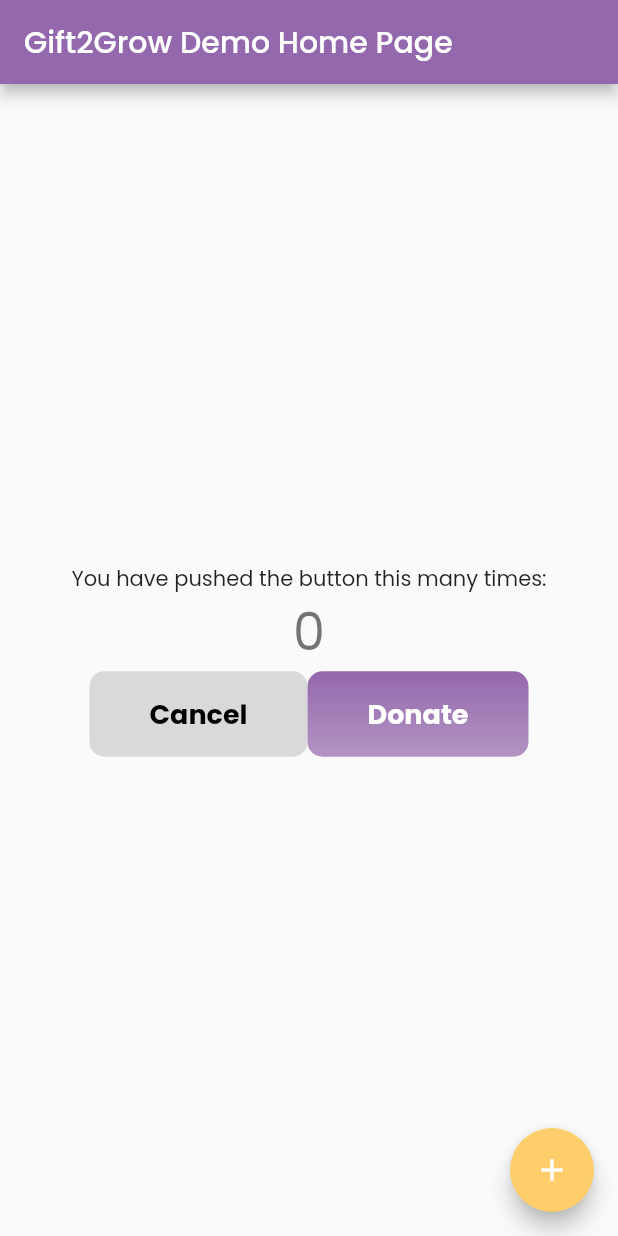
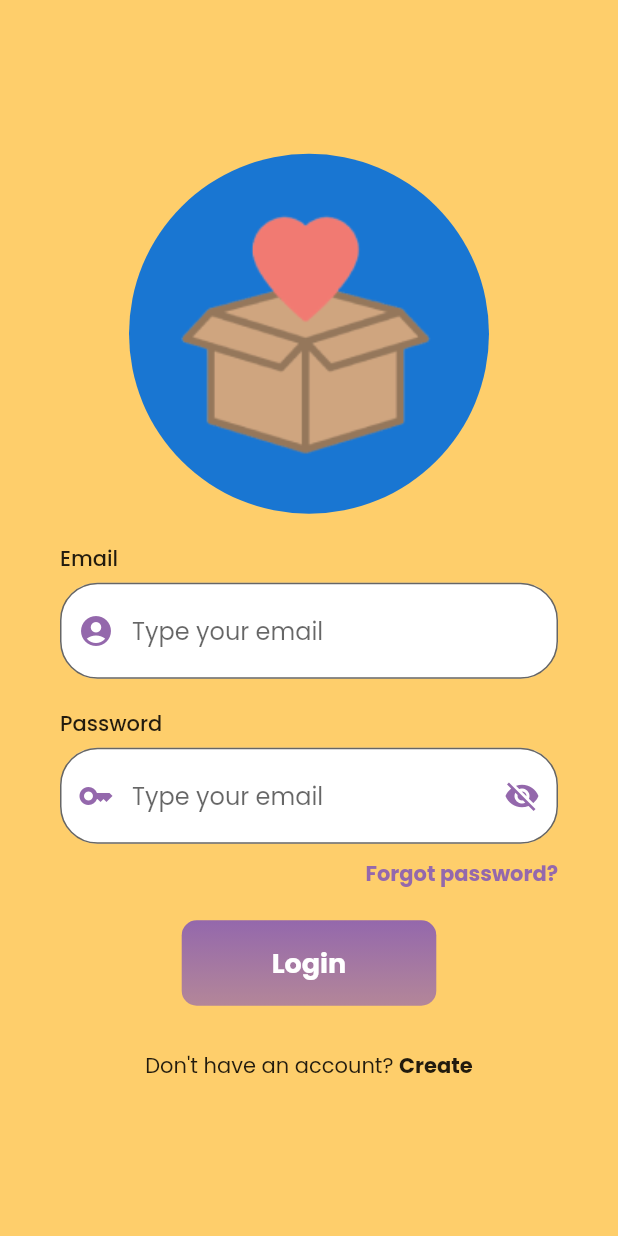
Before and after one commit to nichakontae/gift2grow, a Flutter app: the screen it shows after launch, on a phone screen of 412 x 824 dp. Run offline on Flutter 3.47's test engine with Material 2 defaults, Android fonts, the phone set to English and light mode, and no system bars; our stand-ins replace dio, line_awesome_flutter; missing offline and left inert: flutter_platform_alert.

Commit message:
[ADD] finish just UI login page(no function handle yet)

```diff
--- a/lib/main.dart
+++ b/lib/main.dart
@@ -1,4 +1,5 @@
 import 'package:flutter/material.dart';
+import 'package:gift2grow/screen/login.dart';
 import 'package:gift2grow/widgets/theme_button.dart';
 
 void main() {
@@ -21,7 +22,7 @@
         ),
     textTheme: Theme.of(context).textTheme.apply(fontFamily: 'Poppins')
       ),
-      home: const MyHomePage(title: 'Gift2Grow Demo Home Page'),
+      home: const LoginPage(),
     );
   }
 }
--- /dev/null
+++ b/lib/screen/login.dart
@@ -0,0 +1,186 @@
+import 'package:flutter/material.dart';
+import 'package:gift2grow/widgets/theme_button.dart';
+import 'package:line_awesome_flutter/line_awesome_flutter.dart';
+
+class LoginPage extends StatefulWidget {
+  const LoginPage({Key? key}) : super(key: key);
+
+  @override
+  State<LoginPage> createState() => _LoginPageState();
+}
+
+class _LoginPageState extends State<LoginPage> {
+  final _formKey = GlobalKey<FormState>();
+  bool passwordVisible = false;
+
+  @override
+  Widget build(BuildContext context) {
+    return Scaffold(
+      backgroundColor: Theme.of(context).colorScheme.secondary,
+      body: Form(
+        key: _formKey,
+        child: Container(
+          padding: const EdgeInsets.symmetric(horizontal: 40),
+          child: Row(
+            mainAxisAlignment: MainAxisAlignment.center,
+            children: [
+              Expanded(
+                child: Column(
+                  mainAxisAlignment: MainAxisAlignment.center,
+                  children: [
+                    const CircleAvatar(
+                      backgroundImage: AssetImage("assets/logo/logo.png"),
+                      radius: 120,
+                    ),
+                    const SizedBox(height: 20),
+                    const Row
+                      (
+                      mainAxisAlignment: MainAxisAlignment.start,
+                      children: [
+                        Text("Email",style: TextStyle(fontWeight: FontWeight.w500),),
+                      ],
+                    ),
+                    const SizedBox(
+                      height: 5,
+                    ),
+                    Row(
+                      children: [
+                        Expanded(
+                          child: TextFormField(
+                            validator: (value) {
+                              if (value == null ||
+                                  value.isEmpty ||
+                                  !RegExp(r'^\w+@(\w+\.)+\w{2,4}$')
+                                      .hasMatch(value)) {
+                                return 'Please enter a valid email';
+                              }
+                              return null;
+                            },
+                            decoration: InputDecoration(
+                                border: const OutlineInputBorder(
+                                  borderRadius: BorderRadius.all(
+                                    Radius.circular(25),
+                                  ),
+                                ),
+                                prefixIcon: Icon(
+                                  Icons.account_circle,
+                                  color: Theme.of(context).colorScheme.primary,
+                                ),
+                                filled: true,
+                                fillColor: Colors.white,
+                                hintText: "Type your email"),
+                          ),
+                        ),
+                      ],
+                    ),
+                    const SizedBox(
+                      height: 20,
+                    ),
+                    const Row(
+                      mainAxisAlignment: MainAxisAlignment.start,
+                      children: [
+                        Text("Password",style: TextStyle(fontWeight: FontWeight.w500),),
+                      ],
+                    ),
+                    const SizedBox(
+                      height: 5,
+                    ),
+                    Row(
+                      children: [
+                        Expanded(
+                          child: TextFormField(
+                            obscureText: !passwordVisible,
+                            validator: (value) {
+                              if (value == null ||
+                                  value.isEmpty ||
+                                  !RegExp(r'^(?=.*\d)(?=.*[a-z])(?=.*[A-Z])(?=.*[a-zA-Z]).{8,}$')
+                                      .hasMatch(value)) {
+                                return 'Please enter a valid password';
+                              }
+                              return null;
+                            },
+                            decoration: InputDecoration(
+                                border: const OutlineInputBorder(
+                                  borderRadius: BorderRadius.all(
+                                    Radius.circular(25),
+                                  ),
+                                ),
+                                prefixIcon: Icon(
+                                  Icons.key,
+                                  color: Theme.of(context).colorScheme.primary,
+                                ),
+                                suffixIcon: IconButton(
+                                  icon: Icon(
+                                    passwordVisible
+                                        ? Icons.visibility
+                                        : Icons.visibility_off,
+                                    color:
+                                        Theme.of(context).colorScheme.primary,
+                                  ),
+                                  onPressed: () {
+                                    setState(() {
+                                      passwordVisible = !passwordVisible;
+                                    });
+                                  },
+                                ),
+                                filled: true,
+                                fillColor: Colors.white,
+                                hintText: "Type your email"),
+                          ),
+                        ),
+                      ],
+                    ),
+                    const SizedBox(
+                      height: 10,
+                    ),
+                    Row(
+                      mainAxisAlignment: MainAxisAlignment.end,
+                      children: [
+                        GestureDetector(
+                          onTap: () {},
+                          child: Text(
+                            "Forgot password?",
+                            style: TextStyle(
+                                fontWeight: FontWeight.bold,
+                                color: Theme.of(context).colorScheme.primary),
+                          ),
+                        ),
+                      ],
+                    ),
+                    const SizedBox(
+                      height: 20,
+                    ),
+                    Row(
+                      mainAxisAlignment: MainAxisAlignment.center,
+                      children: [
+                        CustomButton(
+                          color: "primary",
+                          text: "Login",
+                          onTap: () {
+                            if(_formKey.currentState!.validate()){
+                              debugPrint("successfully login");
+                            }
+                          },
+                          paddingHorizontal:
+                              const EdgeInsets.symmetric(horizontal: 60),
+                        )
+                      ],
+                    ),
+                    const SizedBox(height: 30,),
+                    const Row(
+                      mainAxisAlignment: MainAxisAlignment.center,
+                      children: [
+                        Text("Don't have an account? "),
+                        Text("Create",style: TextStyle(fontWeight: FontWeight.bold),)
+                      ],
+                    )
+                  ],
+                ),
+              ),
+            ],
+          ),
+        ),
+      ),
+    );
+  }
+}
--- a/lib/widgets/theme_button.dart
+++ b/lib/widgets/theme_button.dart
@@ -10,7 +10,9 @@
   @override
   Widget build(BuildContext context) {
     return GestureDetector(
-      onTap: () {},
+      onTap: () {
+        onTap();
+      },
       child: Container(
         padding: const EdgeInsets.symmetric(vertical: 15),
         decoration: BoxDecoration(
--- a/pubspec.yaml
+++ b/pubspec.yaml
@@ -63,7 +63,7 @@
 
   # To add assets to your application, add an assets section, like this:
   assets:
-     - assets/
+     - assets/logo/
 
   # An image asset can refer to one or more resolution-specific "variants", see
   # https://flutter.dev/assets-and-images/#resolution-aware
```
Also changed, not shown: assets/logo/logo.png (added), 3 other files.
